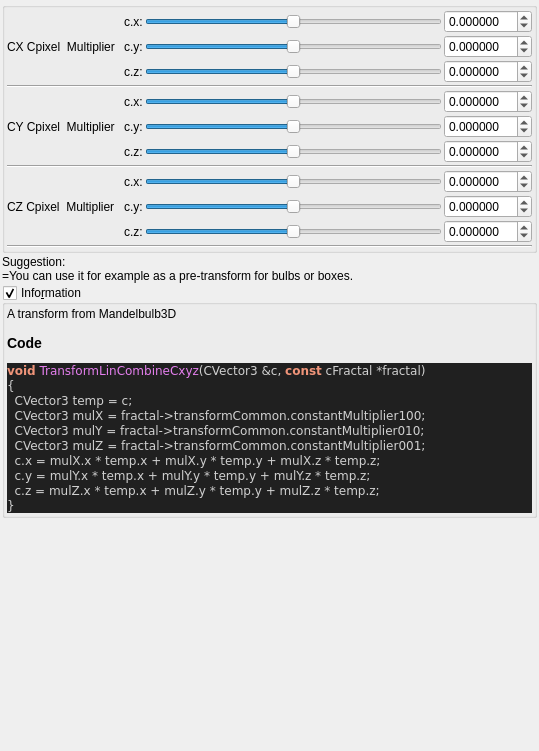
Before: the Qt Designer form mandelbulber2/qt_data/fractal_transf_lin_combine_Cxyz.ui in buddhi1980/mandelbulber2, drawn with Qt 5.
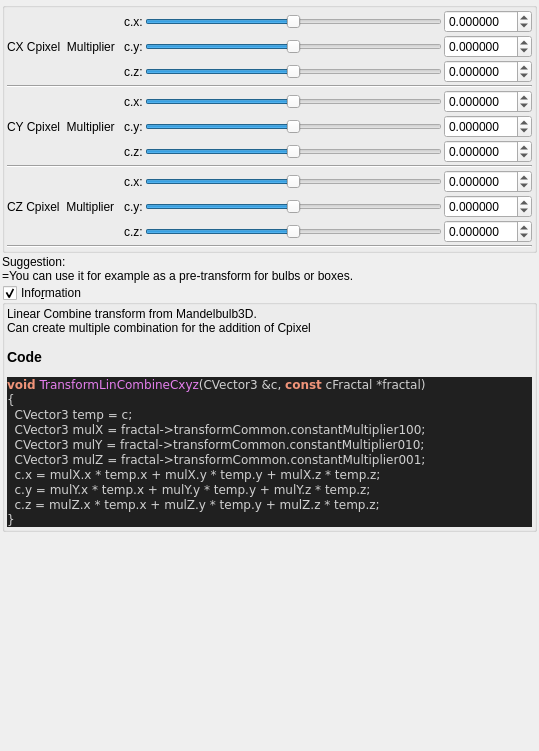
After: the same form once the commit is applied. Custom widgets are drawn as their Qt base class.

The edit to the form file:
```diff
--- a/mandelbulber2/qt_data/fractal_transf_lin_combine_Cxyz.ui
+++ b/mandelbulber2/qt_data/fractal_transf_lin_combine_Cxyz.ui
@@ -671,7 +671,7 @@
       <item>
        <widget class="QLabel" name="label_code_content">
         <property name="text">
-         <string>&lt;p&gt;A transform from Mandelbulb3D&lt;/p&gt;&lt;table&gt;
+         <string>&lt;p&gt;Linear Combine transform from Mandelbulb3D.&lt;br&gt;Can create multiple combination for the addition of Cpixel&lt;/p&gt;&lt;table&gt;
 &lt;/table&gt;
 &lt;h3&gt;Code&lt;/h3&gt;
 &lt;!DOCTYPE HTML PUBLIC &quot;-//W3C//DTD HTML 4.0 Transitional//EN&quot;&gt;
```
